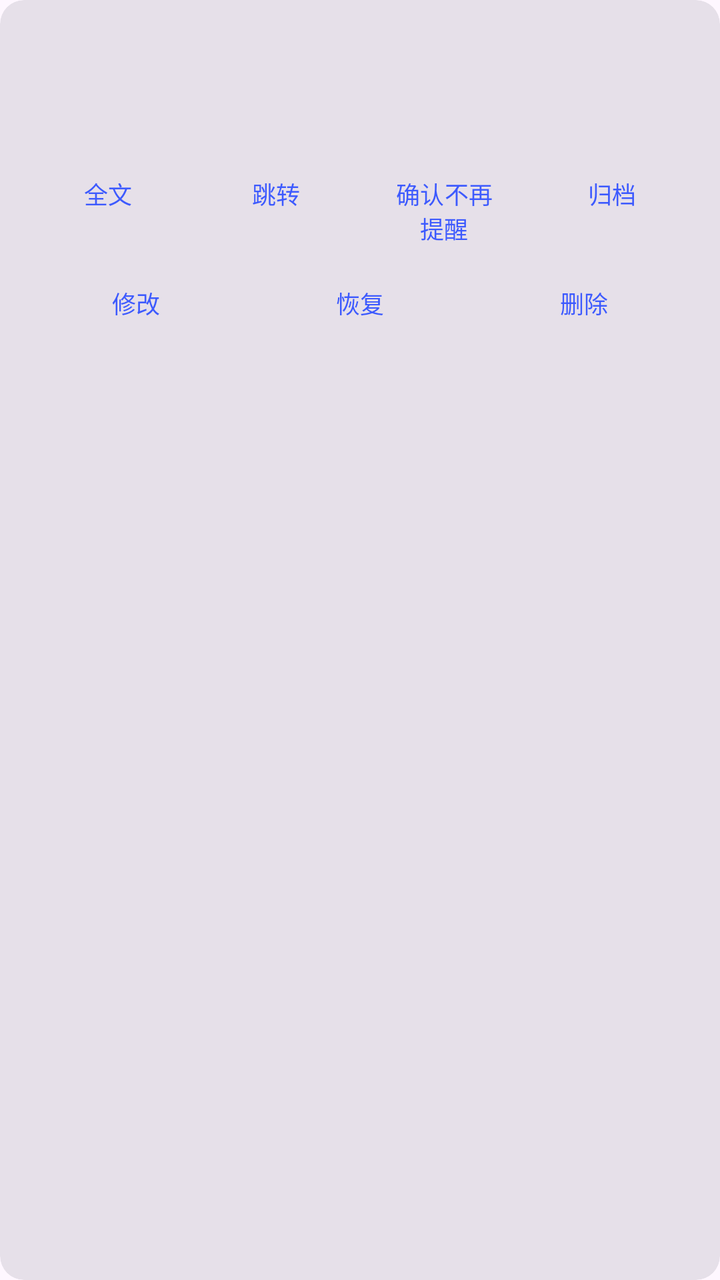
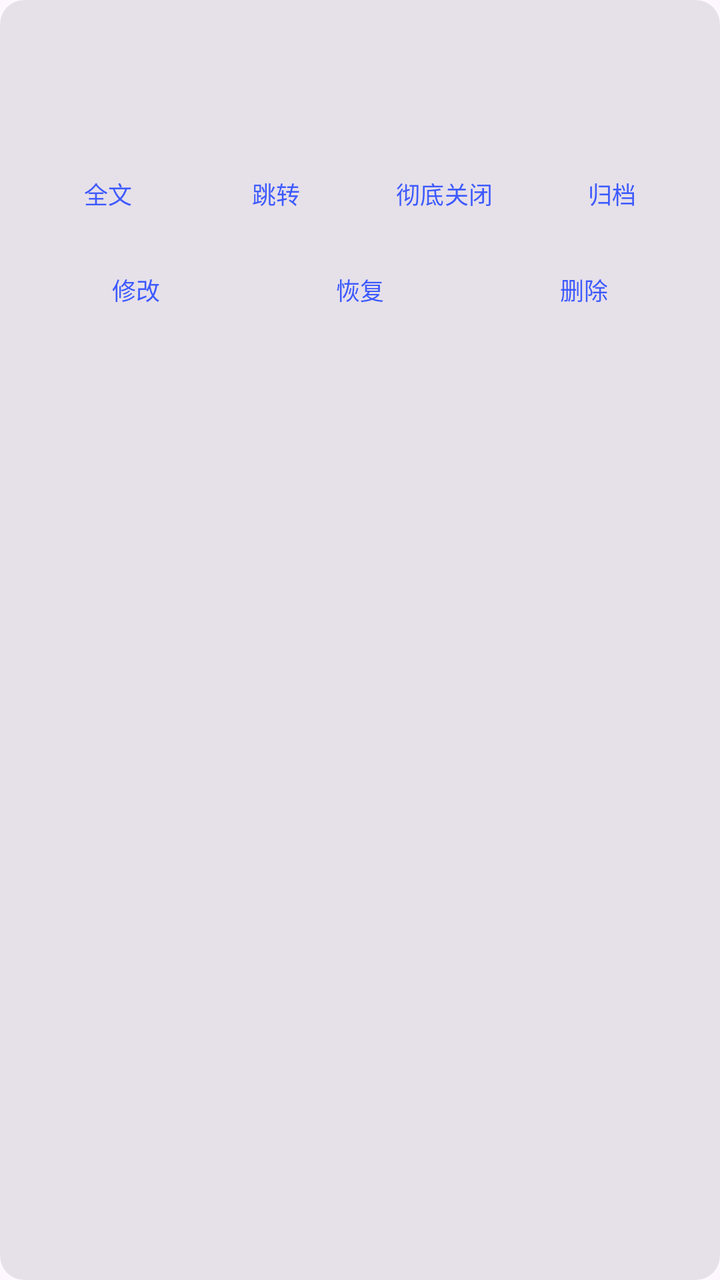

Compare the two renders of this Android layout. The source of the first and the diff that turns it into the second are given below.
<!-- AndroidManifest.xml: application theme Theme.NotiAlarm -->
<!-- res/layout/item_reminder.xml -->
<?xml version="1.0" encoding="utf-8"?>
<com.google.android.material.card.MaterialCardView xmlns:android="http://schemas.android.com/apk/res/android"
    style="@style/Widget.Material3.CardView.Filled"
    android:layout_width="match_parent"
    android:layout_height="wrap_content"
    android:layout_marginBottom="8dp">

    <LinearLayout
        android:layout_width="match_parent"
        android:layout_height="wrap_content"
        android:orientation="vertical"
        android:padding="12dp">

        <TextView
            android:id="@+id/title"
            android:layout_width="match_parent"
            android:layout_height="wrap_content"
            android:textSize="16sp"
            android:textStyle="bold" />

        <TextView
            android:id="@+id/time"
            android:layout_width="match_parent"
            android:layout_height="wrap_content"
            android:layout_marginTop="2dp"
            android:textSize="14sp" />

        <TextView
            android:id="@+id/meta"
            android:layout_width="match_parent"
            android:layout_height="wrap_content"
            android:layout_marginTop="2dp"
            android:alpha="0.7"
            android:textSize="12sp" />

        <LinearLayout
            android:layout_width="match_parent"
            android:layout_height="wrap_content"
            android:orientation="horizontal">

            <Button
                android:id="@+id/btnDetail"
                style="@style/Widget.Material3.Button.TextButton"
                android:layout_width="0dp"
                android:layout_height="wrap_content"
                android:layout_weight="1"
                android:minWidth="0dp"
                android:text="全文"
                android:textSize="12sp" />

            <Button
                android:id="@+id/btnOpen"
                style="@style/Widget.Material3.Button.TextButton"
                android:layout_width="0dp"
                android:layout_height="wrap_content"
                android:layout_weight="1"
                android:minWidth="0dp"
                android:text="跳转"
                android:textSize="12sp" />

            <Button
                android:id="@+id/btnConfirm"
                style="@style/Widget.Material3.Button.TextButton"
                android:layout_width="0dp"
                android:layout_height="wrap_content"
                android:layout_weight="1"
                android:minWidth="0dp"
                android:text="确认不再提醒"
                android:textSize="12sp" />

            <Button
                android:id="@+id/btnArchive"
                style="@style/Widget.Material3.Button.TextButton"
                android:layout_width="0dp"
                android:layout_height="wrap_content"
                android:layout_weight="1"
                android:minWidth="0dp"
                android:text="归档"
                android:textSize="12sp" />
        </LinearLayout>

        <LinearLayout
            android:layout_width="match_parent"
            android:layout_height="wrap_content"
            android:orientation="horizontal">

            <Button
                android:id="@+id/btnEdit"
                style="@style/Widget.Material3.Button.TextButton"
                android:layout_width="0dp"
                android:layout_height="wrap_content"
                android:layout_weight="1"
                android:minWidth="0dp"
                android:text="修改"
                android:textSize="12sp" />

            <Button
                android:id="@+id/btnRestore"
                style="@style/Widget.Material3.Button.TextButton"
                android:layout_width="0dp"
                android:layout_height="wrap_content"
                android:layout_weight="1"
                android:minWidth="0dp"
                android:text="恢复"
                android:textSize="12sp" />

            <Button
                android:id="@+id/btnDelete"
                style="@style/Widget.Material3.Button.TextButton"
                android:layout_width="0dp"
                android:layout_height="wrap_content"
                android:layout_weight="1"
                android:minWidth="0dp"
                android:text="删除"
                android:textSize="12sp" />
        </LinearLayout>
    </LinearLayout>
</com.google.android.material.card.MaterialCardView>
<!-- resources referenced by this layout -->
<resources>
  <style name="Theme.NotiAlarm" parent="Theme.Material3.DayNight">
          <item name="colorPrimary">#FF3D5AFE</item>
      </style>
</resources>

<!-- the commit's change to res/layout/item_reminder.xml (unified diff, before → after) -->
@@ -65,7 +65,7 @@
                 android:layout_height="wrap_content"
                 android:layout_weight="1"
                 android:minWidth="0dp"
-                android:text="确认不再提醒"
+                android:text="彻底关闭"
                 android:textSize="12sp" />
 
             <Button
